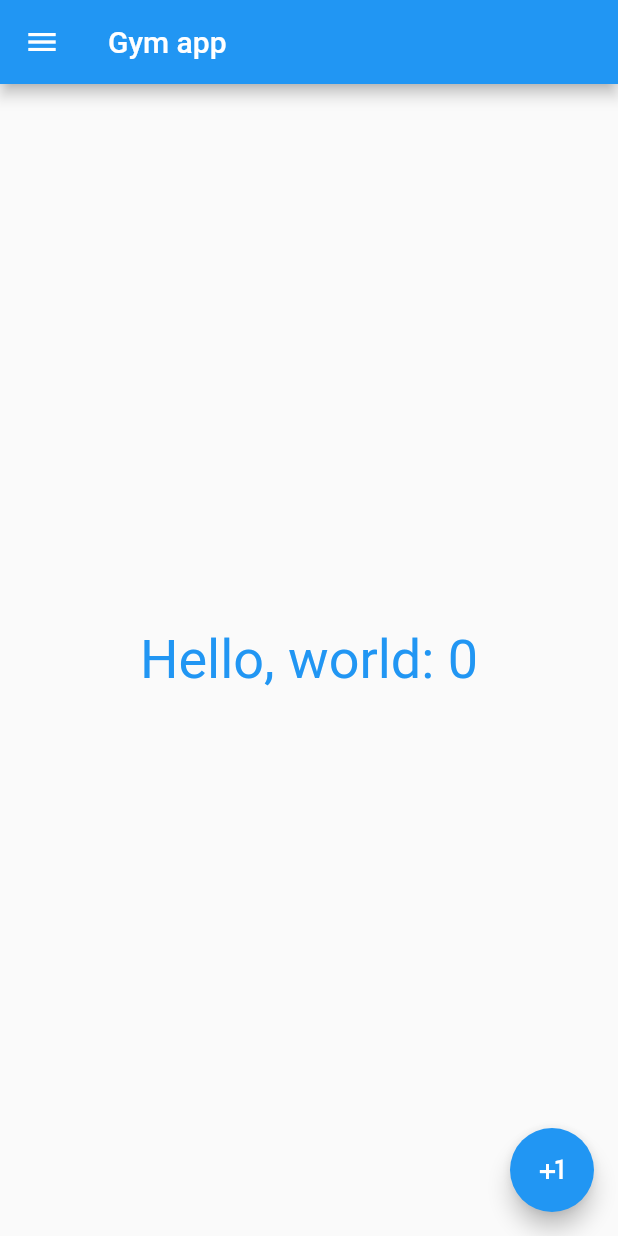
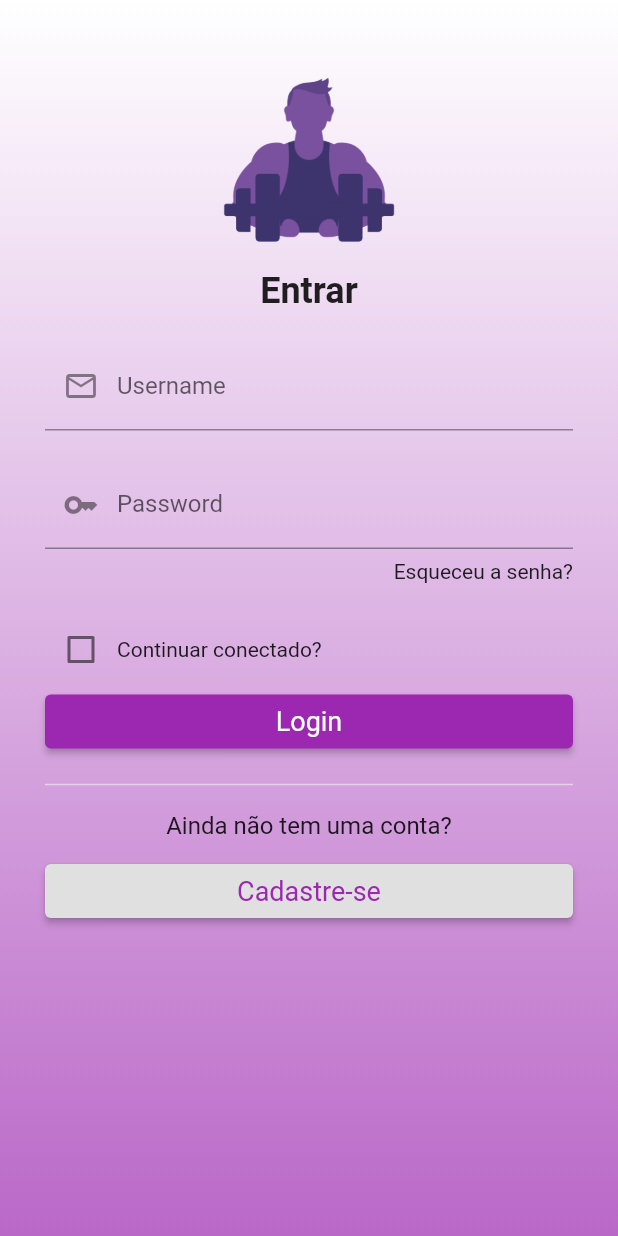
Before and after one commit to ThiagoORuby/firstAppFlutter, a Flutter app: the screen it shows after launch, on a phone screen of 412 x 824 dp. Run offline on Flutter 3.47's test engine with Material 2 defaults, Android fonts, the phone set to English and light mode, and no system bars.

Commit message:
Created login and signup screens

```diff
--- a/lib/main.dart
+++ b/lib/main.dart
@@ -1,5 +1,7 @@
 import 'package:flutter/material.dart';
-import 'package:flutter_app1/home.dart';
+import 'package:flutter_app1/screens/home.dart';
+import 'package:flutter_app1/screens/login.dart';
+import 'package:flutter_app1/screens/signup.dart';
 
 void main() {
   runApp(const MyApp());
@@ -13,7 +15,7 @@ class MyApp extends StatelessWidget {
   Widget build(BuildContext context) {
     return MaterialApp(
       title: 'Gym App',
-      home: HomeScreen(),
+      home: LoginScreen(),
       debugShowCheckedModeBanner: false, // Faz a bandeira de debug sumir
     );
   }
--- /dev/null
+++ b/lib/screens/login.dart
@@ -0,0 +1,132 @@
+// ignore_for_file: prefer_const_constructors
+
+import 'package:flutter/material.dart';
+import 'package:flutter_app1/screens/signup.dart';
+
+class LoginScreen extends StatefulWidget {
+  const LoginScreen({Key? key}) : super(key: key);
+
+  @override
+  State<LoginScreen> createState() => _LoginScreenState();
+}
+
+class _LoginScreenState extends State<LoginScreen> {
+  bool continueConnected = false;
+
+  @override
+  Widget build(BuildContext context) {
+    return Scaffold(
+      resizeToAvoidBottomInset: false,
+      body: Container(
+          height: MediaQuery.of(context).size.height,
+          padding: EdgeInsets.symmetric(horizontal: 30, vertical: 30),
+          decoration: BoxDecoration(
+            gradient: LinearGradient(
+                begin: Alignment.topCenter,
+                end: Alignment.bottomCenter,
+                colors: [Colors.white, Colors.purple.shade300]),
+          ),
+          child: SingleChildScrollView(
+            child: Column(
+              mainAxisAlignment:
+                  MainAxisAlignment.center, // aprender mais sobre
+              crossAxisAlignment:
+                  CrossAxisAlignment.stretch, // aprender mais sobre
+              children: [
+                Image.asset(
+                  'images/logo_gymapp.png',
+                  height: 150,
+                ),
+                Text('Entrar',
+                    textAlign: TextAlign.center,
+                    style:
+                        TextStyle(fontSize: 24, fontWeight: FontWeight.bold)),
+                Padding(
+                  padding: EdgeInsets.only(top: 20),
+                ),
+                Form(
+                    child: Column(
+                  children: [
+                    TextFormField(
+                      decoration: InputDecoration(
+                        prefixIcon: Icon(Icons.mail_outline),
+                        labelText: 'Username',
+                      ),
+                      //maxLength: 100,
+                    ),
+                    SizedBox(height: 20),
+                    TextFormField(
+                      obscureText: true,
+                      decoration: InputDecoration(
+                        prefixIcon: Icon(Icons.key_outlined),
+                        labelText: 'Password',
+                      ),
+                      //maxLength: 100,
+                    ),
+                  ],
+                )),
+                Padding(padding: EdgeInsets.only(top: 7)),
+                GestureDetector(
+                  onTap: () {},
+                  child: Text(
+                    'Esqueceu a senha?',
+                    textAlign: TextAlign.right,
+                  ),
+                ),
+                SizedBox(
+                  height: 20,
+                ),
+                Row(
+                  children: [
+                    Checkbox(
+                        value: continueConnected,
+                        activeColor: Colors.purple.shade500,
+                        onChanged: (bool? newValue) {
+                          setState(() {
+                            continueConnected = newValue!;
+                          });
+                        }),
+                    Text('Continuar conectado?')
+                  ],
+                ),
+                ElevatedButton(
+                  onPressed: () {},
+                  child: Text('Login'),
+                  style: ElevatedButton.styleFrom(
+                      textStyle: TextStyle(fontSize: 18),
+                      primary: Colors.purple.shade500),
+                ),
+                Padding(padding: EdgeInsets.only(top: 10)),
+                Divider(
+                  thickness: 1,
+                  color: Color.fromARGB(129, 255, 255, 255),
+                ),
+                Padding(padding: EdgeInsets.only(top: 10)),
+                Text(
+                  'Ainda não tem uma conta?',
+                  textAlign: TextAlign.center,
+                  style: TextStyle(fontSize: 16),
+                ),
+                Padding(
+                    padding: EdgeInsets.only(top: 10),
+                    child: ElevatedButton(
+                      onPressed: () {
+                        Navigator.push(context,
+                            MaterialPageRoute(builder: (context) {
+                          return SignUpScreen();
+                        }));
+                      },
+                      child: Text(
+                        'Cadastre-se',
+                        style: TextStyle(color: Colors.purple.shade500),
+                      ),
+                      style: ElevatedButton.styleFrom(
+                          textStyle: TextStyle(fontSize: 18),
+                          primary: Colors.grey.shade300),
+                    )),
+              ],
+            ),
+          )),
+    );
+  }
+}
--- a/pubspec.yaml
+++ b/pubspec.yaml
@@ -58,9 +58,8 @@ flutter:
   uses-material-design: true
 
   # To add assets to your application, add an assets section, like this:
-  # assets:
-  #   - images/a_dot_burr.jpeg
-  #   - images/a_dot_ham.jpeg
+  assets:
+     - images/
 
   # An image asset can refer to one or more resolution-specific "variants", see
   # https://flutter.dev/assets-and-images/#resolution-aware.
```
Also changed, not shown: lib/screens/signup.dart (added, +143 -0 lines), images/logo_gymapp.png (added), lib/screens/home.dart (renamed from lib/home.dart).
